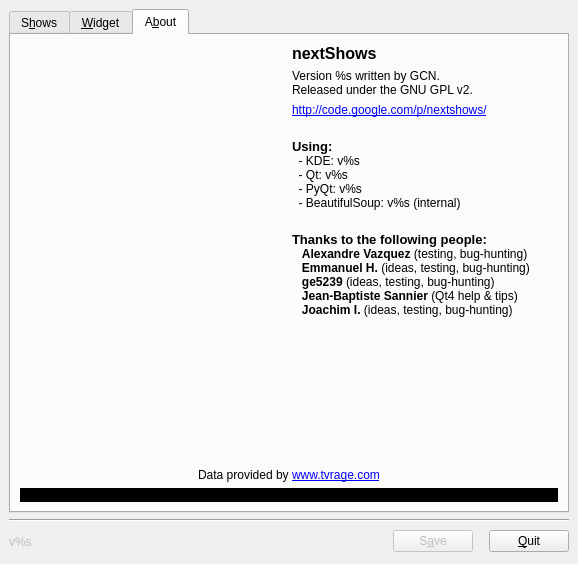
Above: nextShows/WorkFiles/ConfigGUI/NextShowsConfig.ui from gilcn/nextshows before the change. Below: the same form after it.
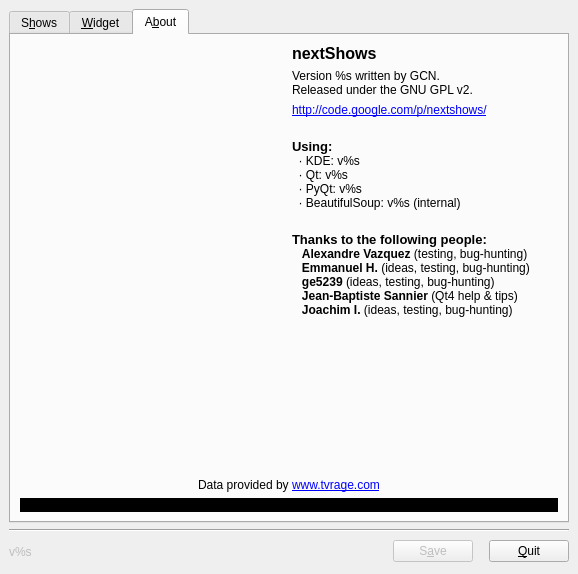
That is the form after the change. The open tabs and pages were chosen to show the change. Icons and pictures are not drawn.

Commit message: (Very) minor GUI change (about tab)

The edit to the form file:
```diff
--- a/nextShows/WorkFiles/ConfigGUI/NextShowsConfig.ui
+++ b/nextShows/WorkFiles/ConfigGUI/NextShowsConfig.ui
@@ -7,7 +7,7 @@
     <x>0</x>
     <y>0</y>
     <width>578</width>
-    <height>564</height>
+    <height>574</height>
    </rect>
   </property>
   <property name="windowTitle" >
@@ -2048,10 +2048,10 @@
 p, li { white-space: pre-wrap; }
 &lt;/style>&lt;/head>&lt;body style=" font-family:'Sans Serif'; font-size:9pt; font-weight:400; font-style:normal; text-decoration:none;">
 &lt;p style=" margin-top:0px; margin-bottom:0px; margin-left:0px; margin-right:0px; -qt-block-indent:0; text-indent:0px;">&lt;span style=" font-size:10pt; font-weight:600;">Using:&lt;/span>&lt;/p>
-&lt;p style=" margin-top:0px; margin-bottom:0px; margin-left:0px; margin-right:0px; -qt-block-indent:0; text-indent:0px;">  - KDE: v%s&lt;/p>
-&lt;p style=" margin-top:0px; margin-bottom:0px; margin-left:0px; margin-right:0px; -qt-block-indent:0; text-indent:0px;">  - Qt: v%s&lt;/p>
-&lt;p style=" margin-top:0px; margin-bottom:0px; margin-left:0px; margin-right:0px; -qt-block-indent:0; text-indent:0px;">  - PyQt: v%s&lt;/p>
-&lt;p style=" margin-top:0px; margin-bottom:0px; margin-left:0px; margin-right:0px; -qt-block-indent:0; text-indent:0px;">  - BeautifulSoup: v%s (internal)&lt;/p>&lt;/body>&lt;/html></string>
+&lt;p style=" margin-top:0px; margin-bottom:0px; margin-left:0px; margin-right:0px; -qt-block-indent:0; text-indent:0px;">  &amp;middot; KDE: v%s&lt;/p>
+&lt;p style=" margin-top:0px; margin-bottom:0px; margin-left:0px; margin-right:0px; -qt-block-indent:0; text-indent:0px;">  &amp;middot; Qt: v%s&lt;/p>
+&lt;p style=" margin-top:0px; margin-bottom:0px; margin-left:0px; margin-right:0px; -qt-block-indent:0; text-indent:0px;">  &amp;middot; PyQt: v%s&lt;/p>
+&lt;p style=" margin-top:0px; margin-bottom:0px; margin-left:0px; margin-right:0px; -qt-block-indent:0; text-indent:0px;">  &amp;middot; BeautifulSoup: v%s (internal)&lt;/p>&lt;/body>&lt;/html></string>
              </property>
             </widget>
            </item>
```
Left out of the diff: 2 changed lines with no effect on the pictures.
